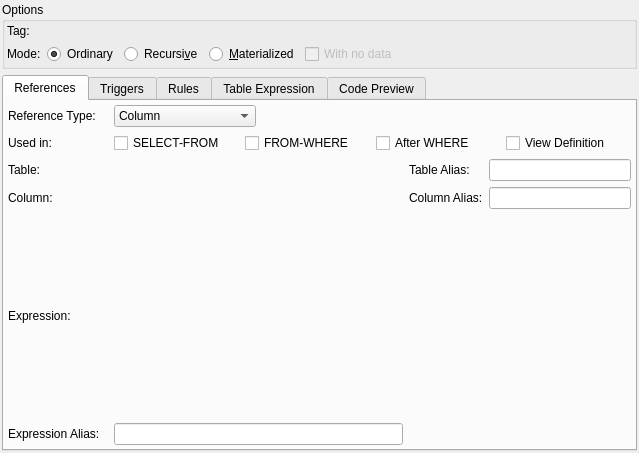
Above: libpgmodeler_ui/ui/viewwidget.ui from pgmodeler/pgmodeler before the change. Below: the same form after it.
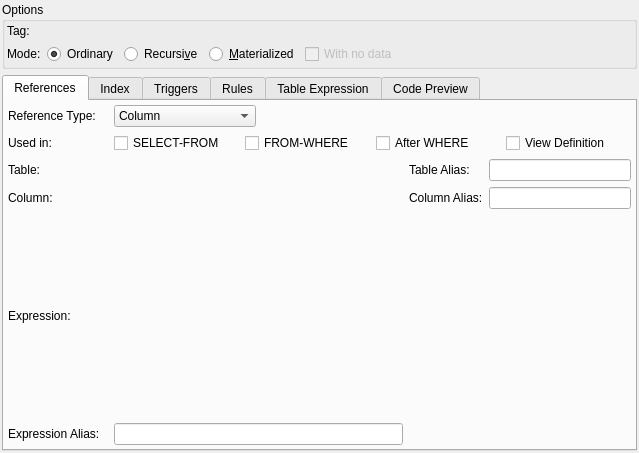
That is the form after the change.

```diff
--- a/libpgmodeler_ui/ui/viewwidget.ui
+++ b/libpgmodeler_ui/ui/viewwidget.ui
@@ -243,6 +243,11 @@
        </item>
       </layout>
      </widget>
+     <widget class="QWidget" name="tab">
+      <attribute name="title">
+       <string>Index</string>
+      </attribute>
+     </widget>
      <widget class="QWidget" name="triggers_tab">
       <attribute name="title">
        <string>Triggers</string>
```
